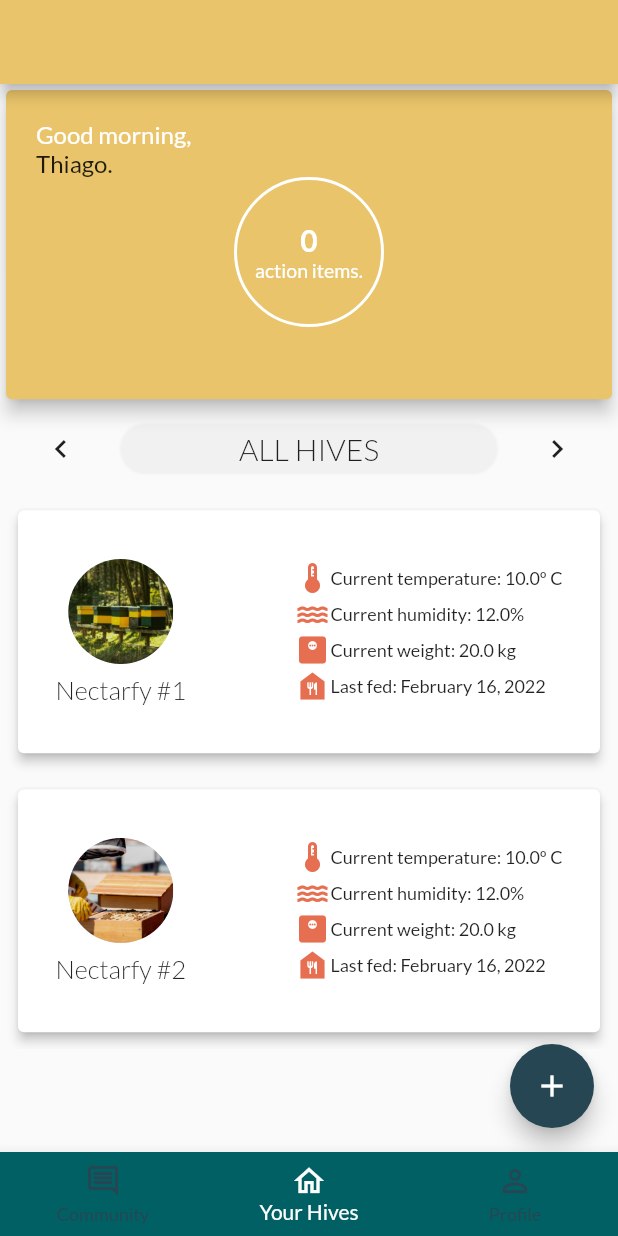
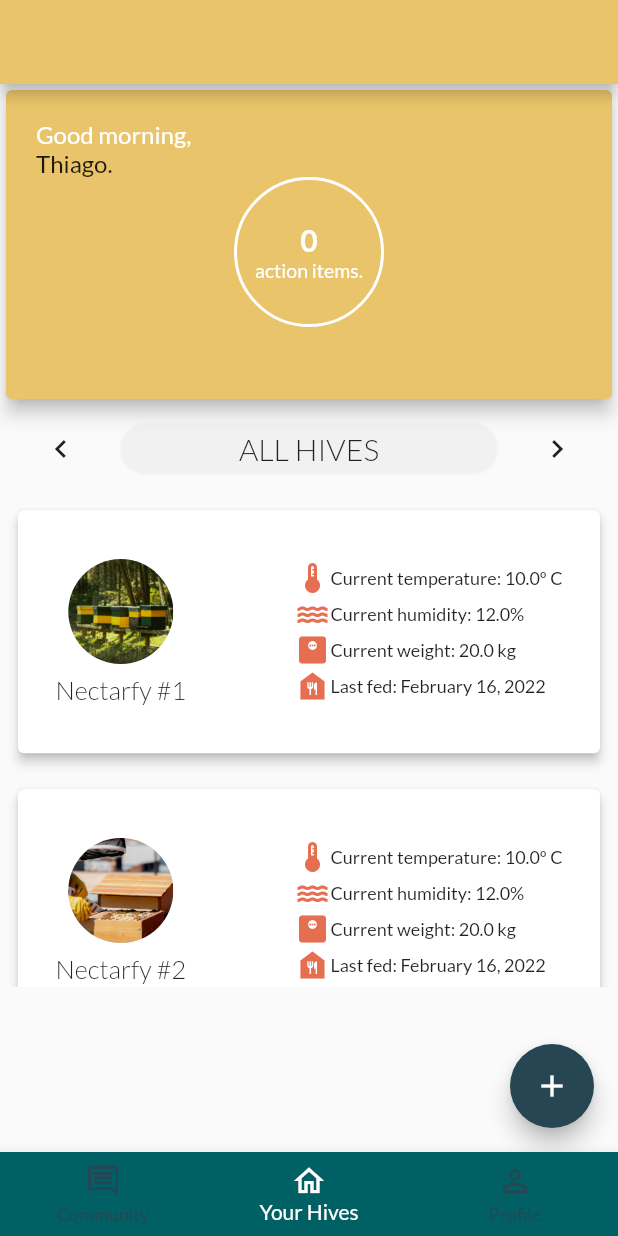
Before and after one commit to leowei31/nectarfy-app, a Flutter app: the screen it shows after launch, on a phone screen of 412 x 824 dp. Run offline on Flutter 3.47's test engine with Material 2 defaults, Android fonts, the phone set to English and light mode, and no system bars.

Commit message:
changed hive-list height to 0.4 of the total height

```diff
--- a/app/lib/widgets/hive_module/hive_list/hive_list.dart
+++ b/app/lib/widgets/hive_module/hive_list/hive_list.dart
@@ -29,7 +29,7 @@ class HiveList extends StatelessWidget {
                 ],
               )
             : SizedBox(
-                height: mediaQuery.size.height * 0.45,
+                height: mediaQuery.size.height * 0.4,
                 width: double.infinity,
                 child: ListView.builder(
                   itemBuilder: (ctx, i) {
```
Also changed, not shown: 1 other file.
